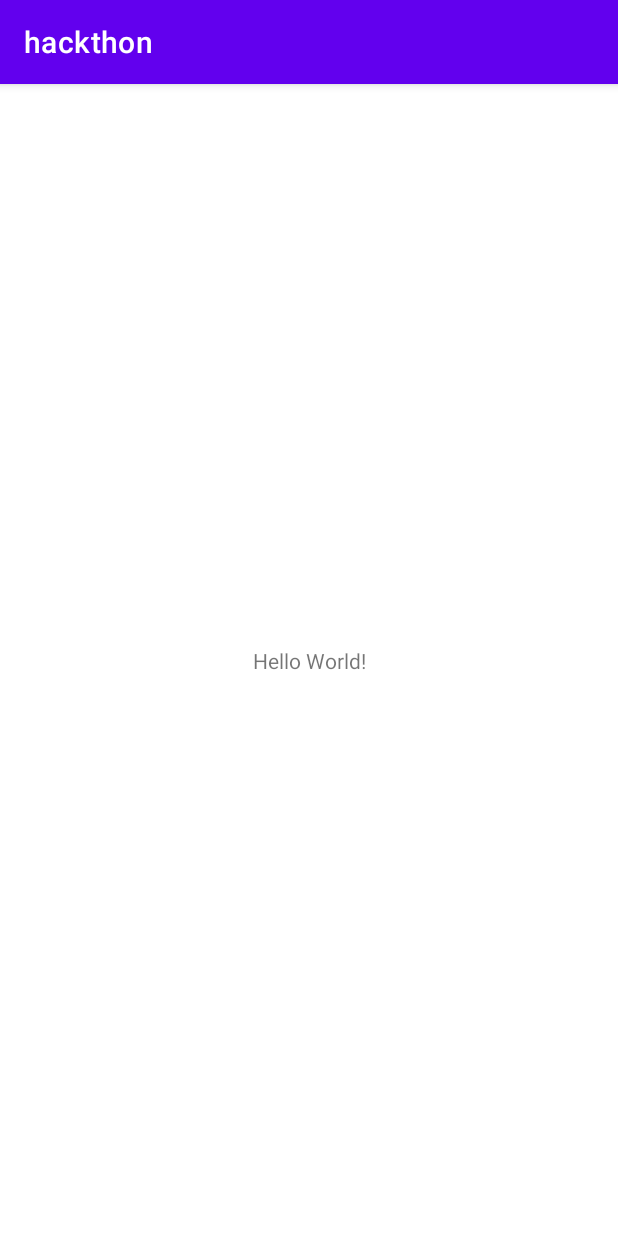
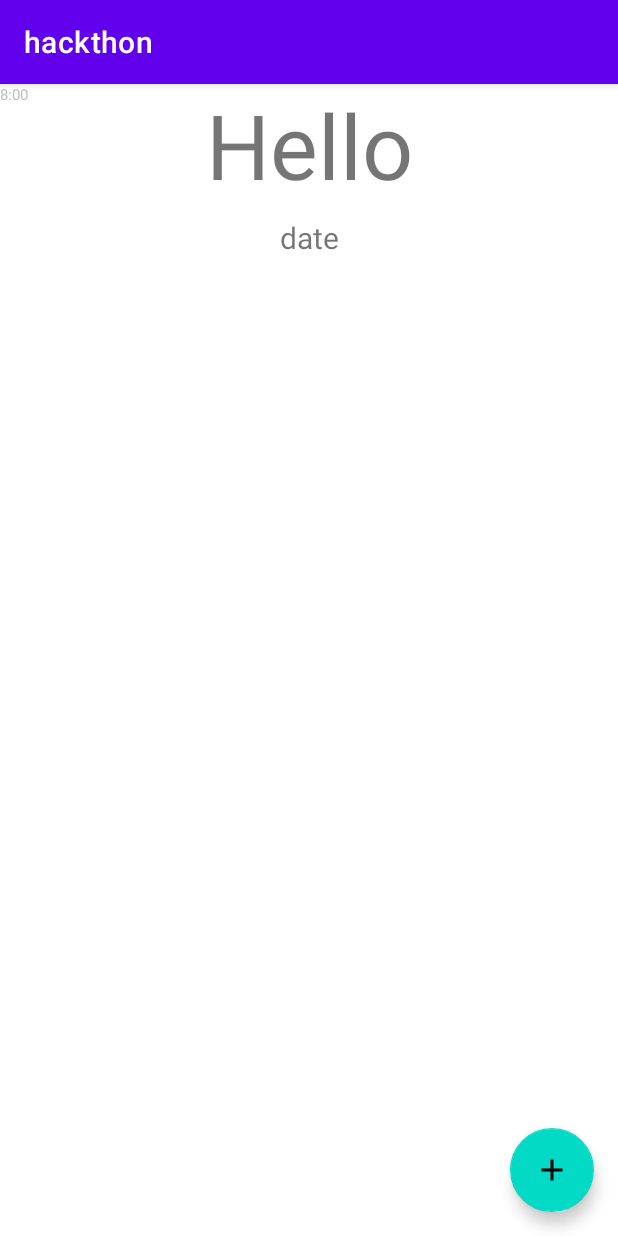
Before and after one commit to yairabraham5/huji-hackathon-2021, an Android app: the screen it shows after launch (MainActivity), on a phone screen of 412 x 824 dp. Run offline under Robolectric (Android 15) with nearby library versions, the phone set to English and light mode, and no system bars.

Commit message:
yair the donkey

```diff
--- /dev/null
+++ b/hackathon-app/app/src/main/res/drawable/ic_baseline_add_24.xml
@@ -0,0 +1,10 @@
+<vector xmlns:android="http://schemas.android.com/apk/res/android"
+    android:width="24dp"
+    android:height="24dp"
+    android:viewportWidth="24"
+    android:viewportHeight="24"
+    android:tint="?attr/colorControlNormal">
+  <path
+      android:fillColor="@android:color/white"
+      android:pathData="M19,13h-6v6h-2v-6H5v-2h6V5h2v6h6v2z"/>
+</vector>
--- a/hackathon-app/app/src/main/res/layout/activity_main.xml
+++ b/hackathon-app/app/src/main/res/layout/activity_main.xml
@@ -6,13 +6,53 @@
     android:layout_height="match_parent"
     tools:context=".MainActivity">
 
-    <TextView
+    <com.google.android.material.floatingactionbutton.FloatingActionButton
         android:layout_width="wrap_content"
         android:layout_height="wrap_content"
-        android:text="Hello World!"
+        android:layout_marginEnd="16dp"
+        android:layout_marginBottom="16dp"
         app:layout_constraintBottom_toBottomOf="parent"
+        app:layout_constraintEnd_toEndOf="parent"
+        android:layout_marginRight="16dp"
+        app:srcCompat="@drawable/ic_baseline_add_24"
+        tools:ignore="VectorDrawableCompat" />
+
+    <TextView
+        android:id="@+id/headline"
+        android:layout_width="wrap_content"
+        android:layout_height="wrap_content"
+        android:text="Hello"
+        app:layout_constraintTop_toTopOf="parent"
         app:layout_constraintLeft_toLeftOf="parent"
         app:layout_constraintRight_toRightOf="parent"
-        app:layout_constraintTop_toTopOf="parent" />
+        android:textSize="60sp"
+        android:textStyle=""
+        />
+
+    <!--        app:layout_constraintLeft_toLeftOf="parent"-->
+<!--        app:layout_constraintRight_toRightOf="parent"-->
+<!--        app:layout_constraintTop_toTopOf="parent"-->
+
+    <TextView
+        android:id="@+id/date"
+        android:layout_width="40sp"
+        android:layout_height="30sp"
+        android:layout_marginTop="8dp"
+        android:text="date"
+        android:textSize="20sp"
+        app:layout_constraintTop_toBottomOf="@+id/headline"
+        app:layout_constraintRight_toRightOf="@+id/headline"
+        app:layout_constraintLeft_toLeftOf="@+id/headline"
+    />
+
+    <TextView
+        android:id="@+id/text_gchat_timestamp_other"
+        android:layout_width="wrap_content"
+        android:layout_height="wrap_content"
+        android:text="8:00"
+        android:textColor="#C0C0C0"
+        android:textSize="10sp"
+        app:layout_constraintBottom_toBottomOf="@+id/card_gchat_message_other"
+        app:layout_constraintStart_toEndOf="@+id/card_gchat_message_other" />
 
 </androidx.constraintlayout.widget.ConstraintLayout>
```
